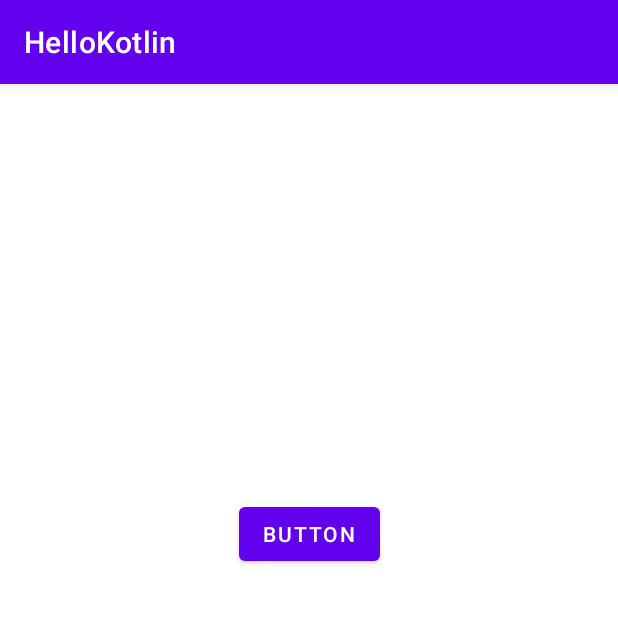
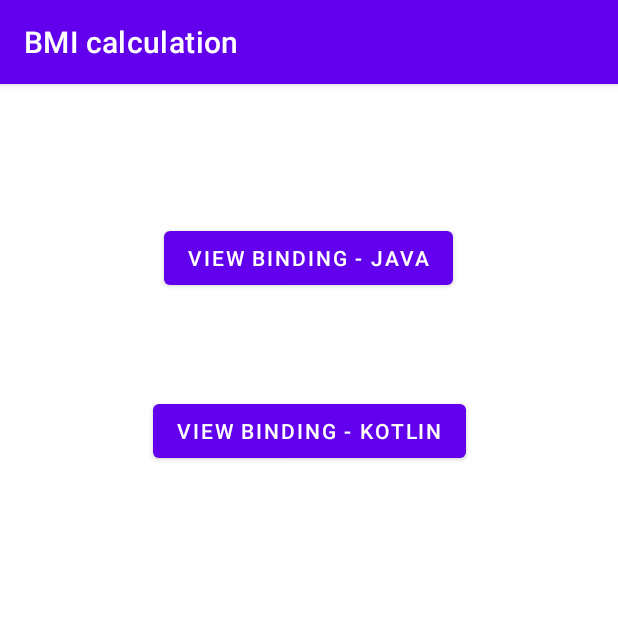
Before and after one commit to Yanghaeun716/HelloKotlin, an Android app: the screen it shows after launch (MainActivity), on a phone screen of 412 x 824 dp, the top half of it. Run offline under Robolectric (Android 15) with nearby library versions, the phone set to English and light mode, and no system bars.

Commit message:
Java+Kotlin buttons

```diff
--- a/app/src/main/java/com/example/hellokotlin/MainActivity.kt
+++ b/app/src/main/java/com/example/hellokotlin/MainActivity.kt
@@ -1,5 +1,6 @@
 package com.example.hellokotlin
 
+import android.content.Intent
 import androidx.appcompat.app.AppCompatActivity
 import android.os.Bundle
 import android.widget.Button
@@ -11,9 +12,14 @@ class MainActivity : AppCompatActivity() {
         super.onCreate(savedInstanceState)
         setContentView(R.layout.activity_main)
 
-        val btnHello = findViewById<Button>(R.id.btnHello)
-        btnHello.setOnClickListener {
-            Toast.makeText(this@MainActivity, "Hello kotlin", Toast.LENGTH_LONG).show()
+        val btnJAVA = findViewById<Button>(R.id.btnJava)
+        val btnKotlin = findViewById<Button>(R.id.btnKotlin)
+
+        btnJAVA.setOnClickListener {
+            startActivity(Intent(this@MainActivity, BmiJavaActivity::class.java))
+        }
+        btnKotlin.setOnClickListener {
+            startActivity(Intent(this@MainActivity, BmiKotlinActivity::class.java))
         }
     }
 }
--- a/app/src/main/res/layout/activity_main.xml
+++ b/app/src/main/res/layout/activity_main.xml
@@ -7,13 +7,24 @@
     tools:context=".MainActivity">
 
     <Button
-        android:id="@+id/btnHello"
+        android:id="@+id/btnJava"
         android:layout_width="wrap_content"
         android:layout_height="wrap_content"
-        android:layout_marginTop="276dp"
-        android:text="Button"
+        android:layout_marginTop="92dp"
+        android:text="VIEW BINDING - JAVA"
         app:layout_constraintEnd_toEndOf="parent"
+        app:layout_constraintHorizontal_bias="0.497"
         app:layout_constraintStart_toStartOf="parent"
         app:layout_constraintTop_toTopOf="parent" />
 
+    <Button
+        android:id="@+id/btnKotlin"
+        android:layout_width="wrap_content"
+        android:layout_height="wrap_content"
+        android:layout_marginTop="67dp"
+        android:text="VIEW BINDING - KOTLIN"
+        app:layout_constraintEnd_toEndOf="parent"
+        app:layout_constraintStart_toStartOf="parent"
+        app:layout_constraintTop_toBottomOf="@+id/btnJava" />
+
 </androidx.constraintlayout.widget.ConstraintLayout>
```
Also changed, not shown: app/src/main/AndroidManifest.xml (+9 -1 lines), app/src/main/java/com/example/hellokotlin/BmiJavaActivity.java (added, +14 -0 lines), app/src/main/java/com/example/hellokotlin/BmiKotlinActivity.kt (added, +11 -0 lines), app/src/main/res/layout/layout_view_binding.xml (added, +76 -0 lines).
